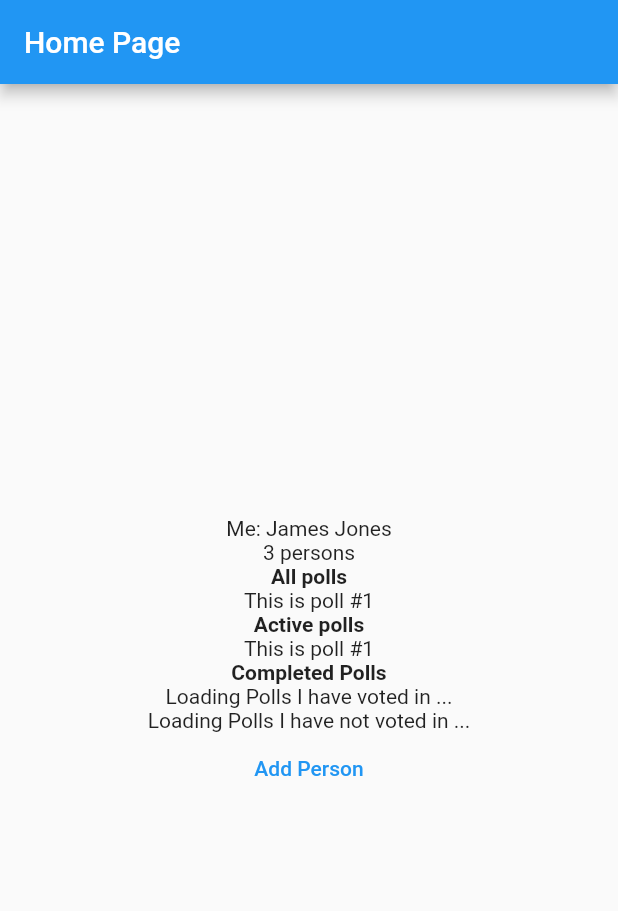
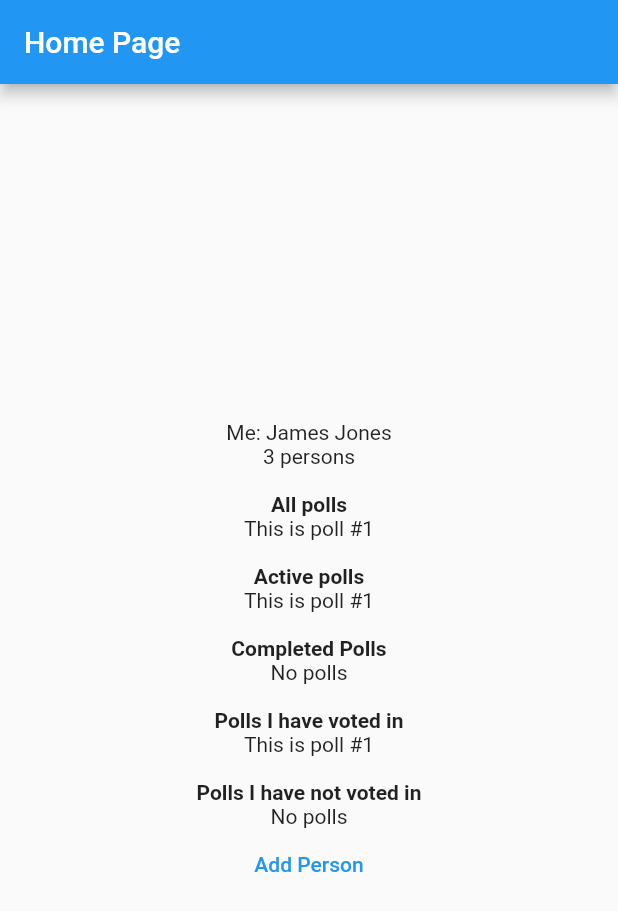
Before and after one commit to babihutan/flutter_rx_vote, a Flutter app: the screen it shows after launch, after a tap on an icon or button, on a phone screen of 412 x 824 dp. Shown: the top 911 px of the screen. Run offline on Flutter 3.47's test engine with Material 2 defaults, Android fonts, the phone set to English and light mode, and no system bars; our stand-ins replace cloud_firestore, firebase_core, rxdart; accounts and stored records are empty.

Commit message:
fix layout and vote config

```diff
--- a/lib/db_service.dart
+++ b/lib/db_service.dart
@@ -35,7 +35,7 @@ class DatabaseService {
   final _pollsMapSubject = BehaviorSubject.seeded(<String, Poll>{});
   Stream<Map<String, Poll>> get pollsMap => _pollsMapSubject.stream;
 
-  final _votesMapSubject = BehaviorSubject<Map<String, List<Vote>>>();
+  final _votesMapSubject = BehaviorSubject.seeded(<String, List<Vote>>{});
   Stream<Map<String, List<Vote>>> get votesMap => _votesMapSubject.stream;
 
   Stream<Person?> get me => Rx.combineLatest2(myPersonId, personsMap,
@@ -96,6 +96,9 @@ class DatabaseService {
   }
 
   fetchVotes({required String pollId}) {
+    if (_votesMapSubject.value.containsKey(pollId)) {
+      return;
+    }
     FirebaseFirestore.instance
         .collection(
             '${Poll.COLLECTION_NAME}/$pollId/${Vote.SUB_COLLECTION_NAME}')
--- a/lib/polls_bloc.dart
+++ b/lib/polls_bloc.dart
@@ -1,9 +1,18 @@
+import 'package:flutter/foundation.dart';
 import 'package:flutter_rx_vote/db_service.dart';
 import 'package:flutter_rx_vote/poll.dart';
 import 'package:flutter_rx_vote/vote.dart';
 import 'package:rxdart/rxdart.dart';
 
 class PollsBloc {
+  PollsBloc() {
+    debugPrint('[polls_bloc] ctor');
+    allPolls.listen((polls) {
+      for (Poll poll in polls) {
+        dbService.fetchVotes(pollId: poll.id);
+      }
+    });
+  }
   Stream<List<Poll>> get allPolls => dbService.polls;
 
   Stream<List<Poll>> get activePolls => allPolls.map(
--- a/lib/polls_list.dart
+++ b/lib/polls_list.dart
@@ -15,11 +15,15 @@ class PollsList extends StatelessWidget {
         if (!pollListSnap.hasData) {
           return Text('Loading $title ...');
         }
-        return Column(
-          children: [
-            Text(title, style: const TextStyle(fontWeight: FontWeight.w600)),
-            for(Poll poll in pollListSnap.data!) Text(poll.name),
-          ]
+        return Container(
+          margin: const EdgeInsets.only(top:16),
+          child: Column(
+            children: [
+              Text(title, style: const TextStyle(fontWeight: FontWeight.w600)),
+              if( pollListSnap.data!.isEmpty) const Text('No polls'),
+              for(Poll poll in pollListSnap.data!) Text(poll.name),
+            ]
+          ),
         );
       },
     );
```
